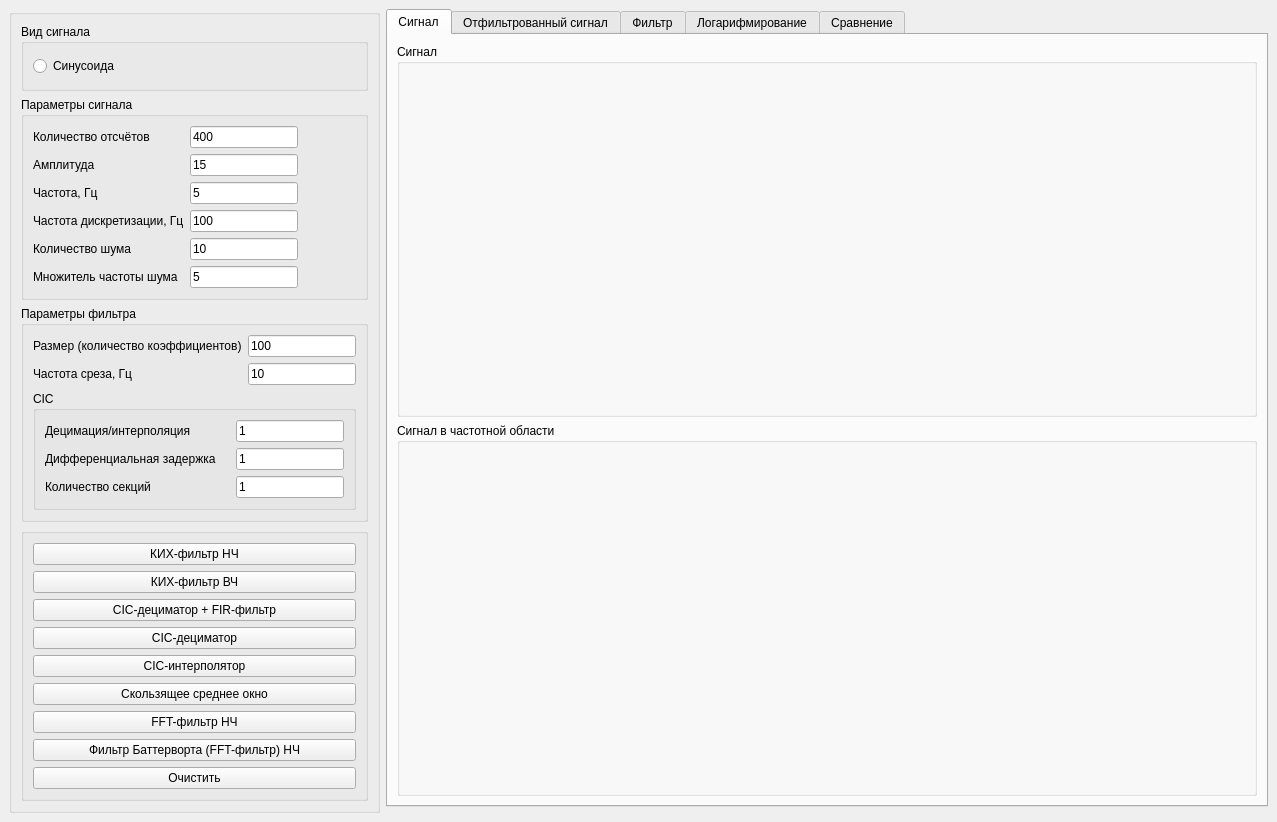
Yakovlev0309/CppFilters, file Filters/mainwindow.ui: the form before one commit.
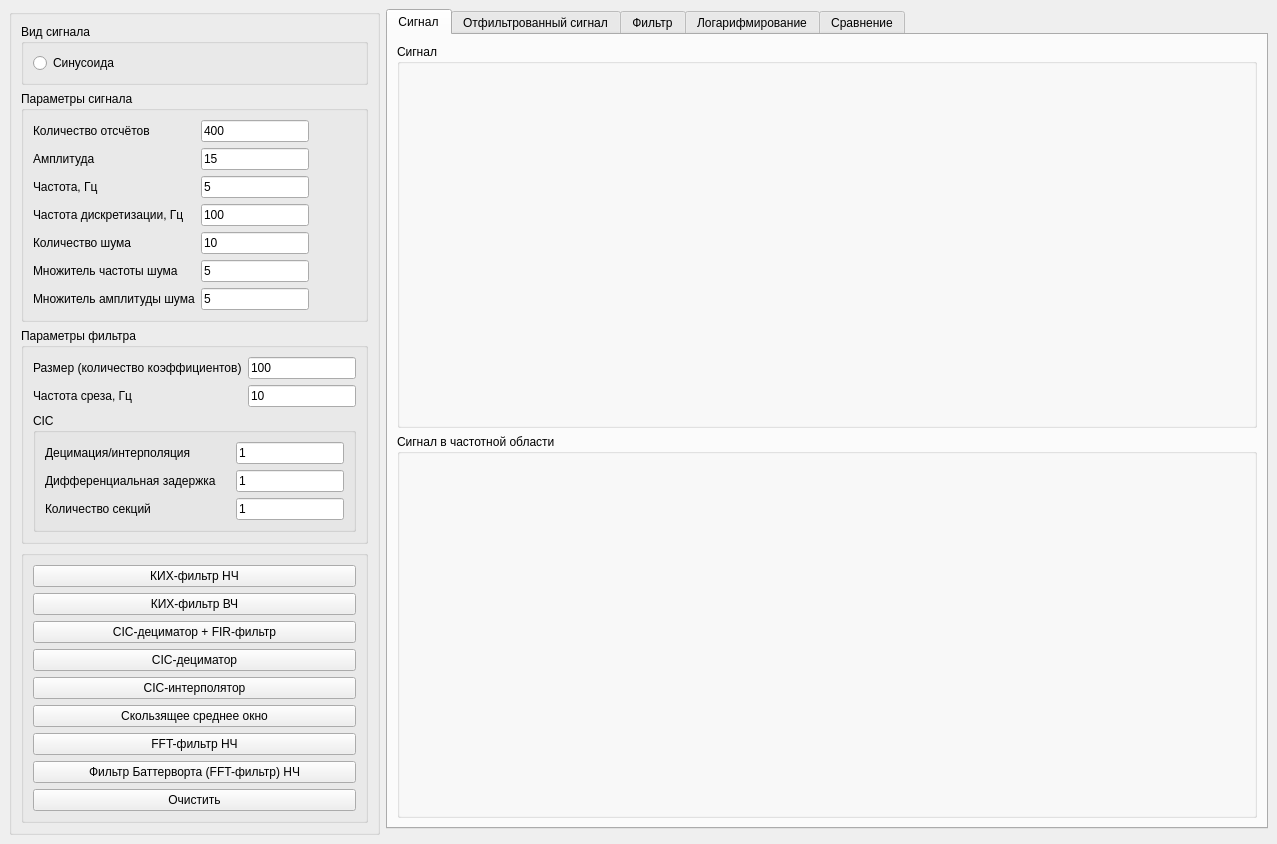
The form after the commit. Custom widgets are drawn as their Qt base class.

Commit message: Возможность изменять амплитуду добавляемого шума

```diff
--- a/Filters/mainwindow.ui
+++ b/Filters/mainwindow.ui
@@ -297,6 +297,26 @@
             </property>
            </widget>
           </item>
+          <item row="6" column="0">
+           <widget class="QLabel" name="label_12">
+            <property name="text">
+             <string>Множитель амплитуды шума</string>
+            </property>
+           </widget>
+          </item>
+          <item row="6" column="1">
+           <widget class="QLineEdit" name="amplFactor">
+            <property name="sizePolicy">
+             <sizepolicy hsizetype="Fixed" vsizetype="Fixed">
+              <horstretch>0</horstretch>
+              <verstretch>0</verstretch>
+             </sizepolicy>
+            </property>
+            <property name="text">
+             <string>5</string>
+            </property>
+           </widget>
+          </item>
          </layout>
         </widget>
        </item>
```
The commit also changes 5 other files.
